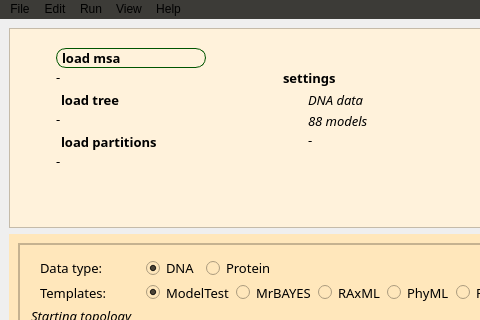
The window that src/gui/xmodeltest.ui (ddarriba/modeltest) describes before a commit, drawn with Qt 5; both pictures show x 0 to 480 and y 0 to 320 of the 877 by 800 pixel window.
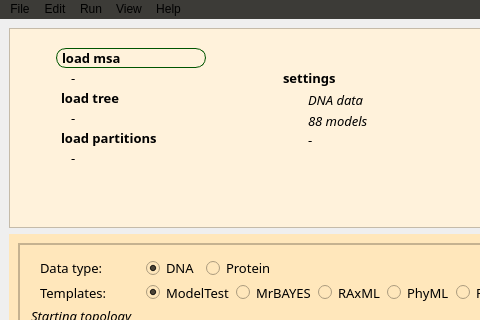
The same window after the commit. Icons and pictures are not drawn.

Diff of the .ui file:
```diff
--- a/src/gui/xmodeltest.ui
+++ b/src/gui/xmodeltest.ui
@@ -161,7 +161,7 @@
             </property>
             <layout class="QVBoxLayout" name="verticalLayout_6">
              <property name="spacing">
-              <number>5</number>
+              <number>1</number>
              </property>
              <property name="leftMargin">
               <number>5</number>
@@ -232,6 +232,9 @@
                <property name="text">
                 <string>-</string>
                </property>
+               <property name="indent">
+                <number>15</number>
+               </property>
               </widget>
              </item>
              <item>
@@ -287,6 +290,9 @@
                <property name="text">
                 <string>-</string>
                </property>
+               <property name="indent">
+                <number>15</number>
+               </property>
               </widget>
              </item>
              <item>
@@ -342,8 +348,24 @@
                <property name="text">
                 <string>-</string>
                </property>
+               <property name="indent">
+                <number>15</number>
+               </property>
               </widget>
              </item>
+             <item>
+              <spacer name="verticalSpacer">
+               <property name="orientation">
+                <enum>Qt::Vertical</enum>
+               </property>
+               <property name="sizeHint" stdset="0">
+                <size>
+                 <width>20</width>
+                 <height>40</height>
+                </size>
+               </property>
+              </spacer>
+             </item>
             </layout>
            </widget>
           </item>
```
